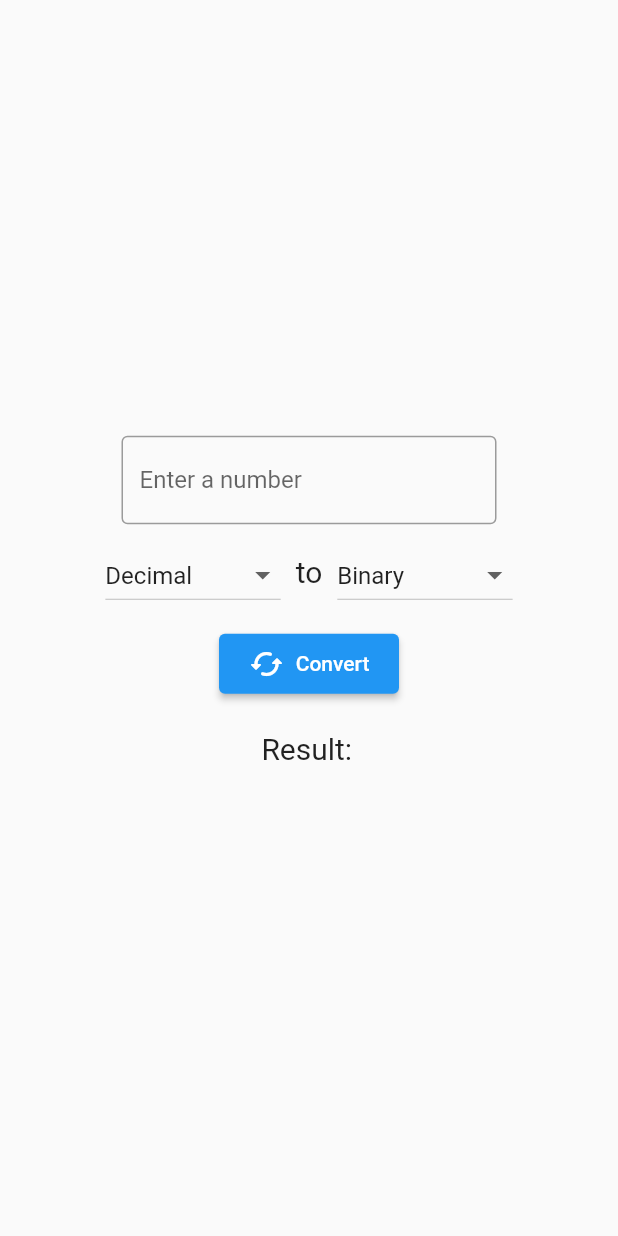
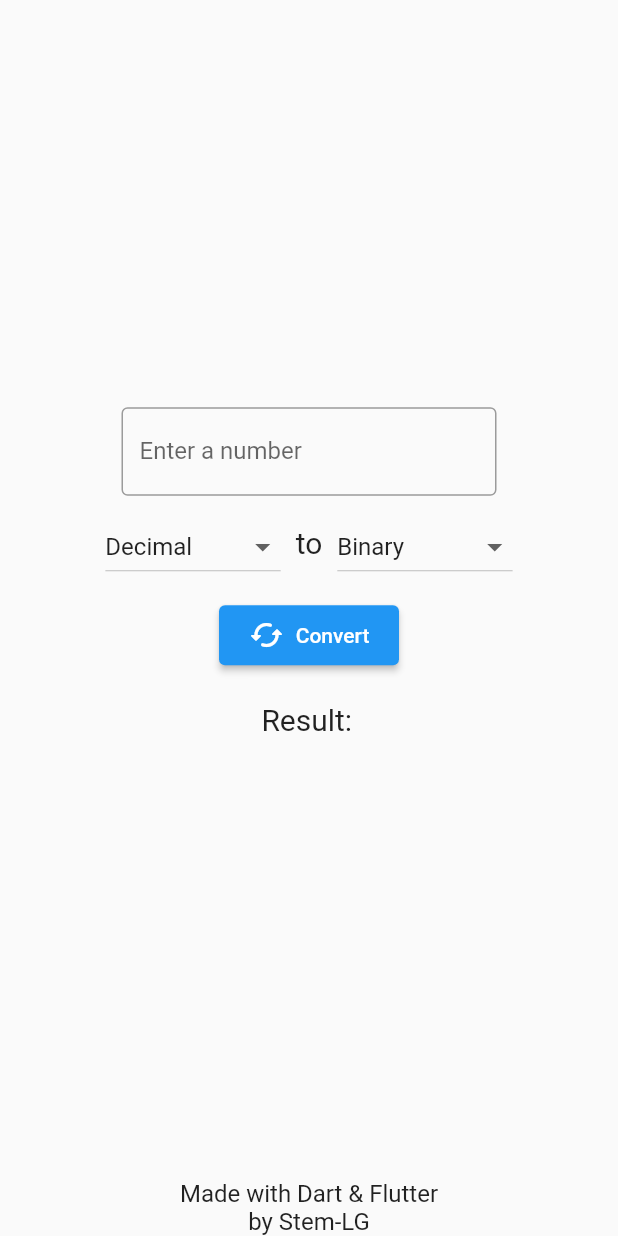
Before and after one commit to Stem-LG/Bases_Flutter, a Flutter app: the screen it shows after launch, on a phone screen of 412 x 824 dp. Run offline on Flutter 3.47's test engine with Material 2 defaults, Android fonts, the phone set to English and light mode, and no system bars; missing offline and left inert: desktop_window.

Commit message:
Add regtence to dev

```diff
--- a/lib/main.dart
+++ b/lib/main.dart
@@ -21,8 +21,15 @@ class MyApp extends StatelessWidget {
         brightness: Brightness.dark,
         primarySwatch: Colors.indigo,
       ),
-      home: const Scaffold(
-        body: HomePage(),
+      home: Scaffold(
+        body: Column(
+          mainAxisAlignment: MainAxisAlignment.center,
+          children: const [
+            Expanded(child: HomePage()),
+            Text('Made with Dart & Flutter\nby Stem-LG',
+                textAlign: TextAlign.center, style: TextStyle(fontSize: 16)),
+          ],
+        ),
       ),
     );
   }
```
Also changed, not shown: pubspec.yaml (+1 -65 lines).
